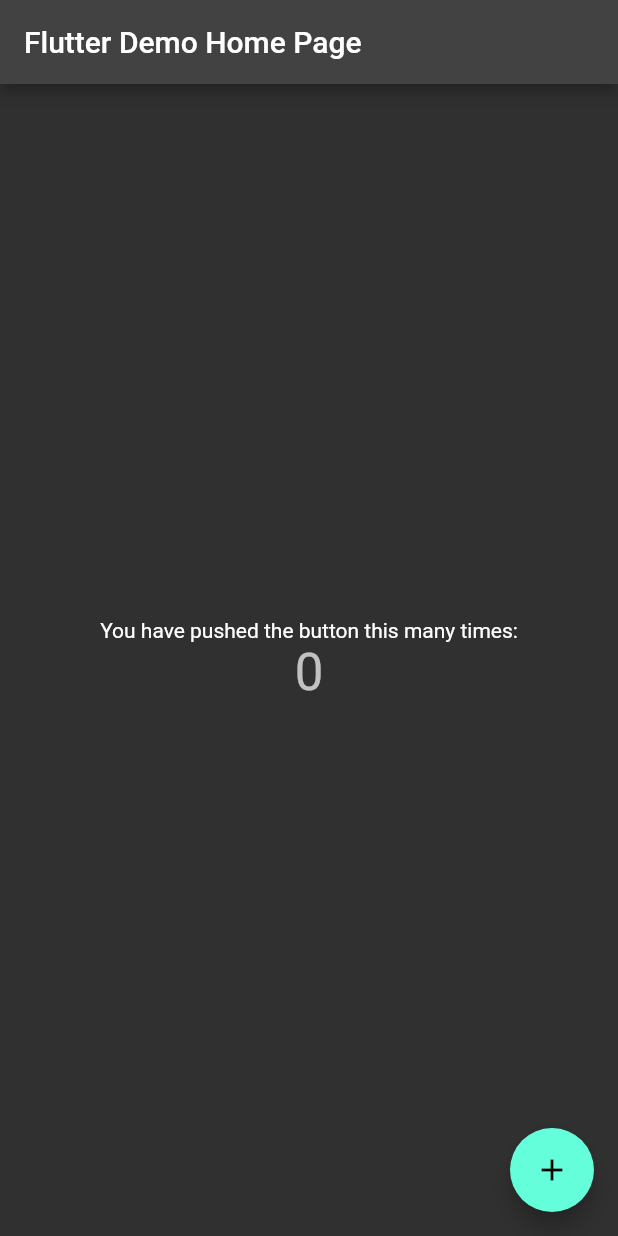
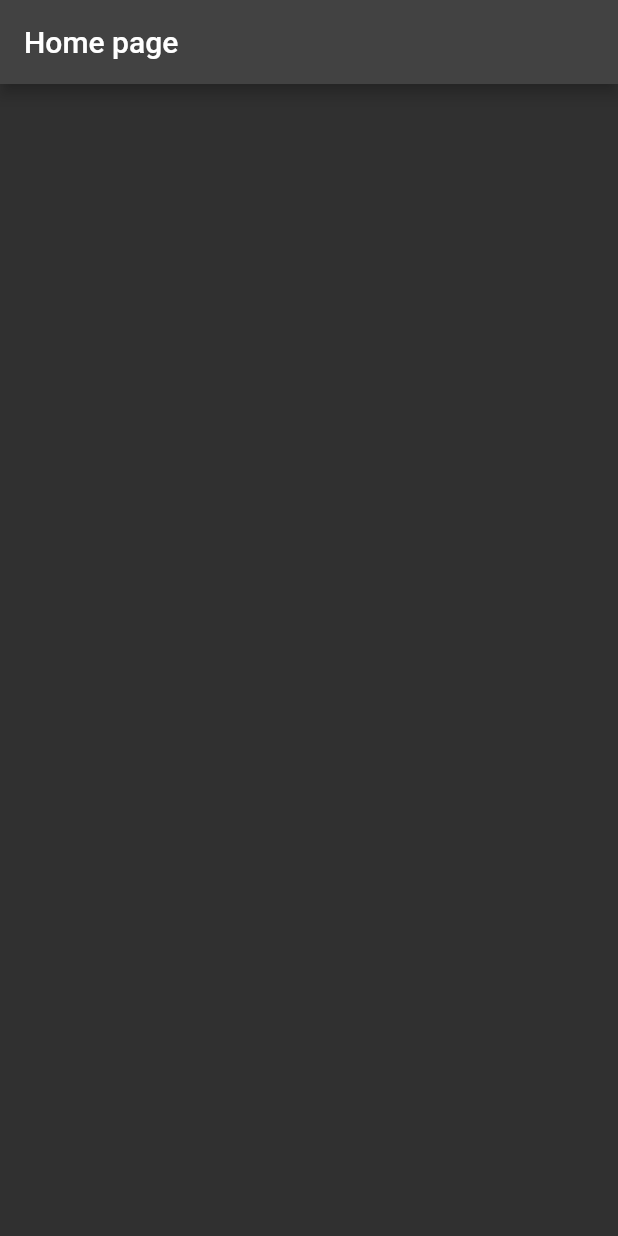
Before and after one commit to deniell/instagram_clone_app, a Flutter app: the screen it shows after launch, on a phone screen of 412 x 824 dp. Run offline on Flutter 3.47's test engine with Material 2 defaults, Android fonts, the phone set to English and light mode, and no system bars; our stand-ins replace firebase_core; accounts and stored records are empty; generated files the repository leaves out were written again.

```diff
--- a/lib/main.dart
+++ b/lib/main.dart
@@ -28,92 +28,20 @@ class InstagramCloneApp extends StatelessWidget {
       ),
       themeMode: ThemeMode.dark,
       debugShowCheckedModeBanner: false,
-      home: const MyHomePage(title: 'Flutter Demo Home Page'),
+      home: const HomePage(),
     );
   }
 }
 
-class MyHomePage extends StatefulWidget {
-  const MyHomePage({super.key, required this.title});
-
-  // This widget is the home page of your application. It is stateful, meaning
-  // that it has a State object (defined below) that contains fields that affect
-  // how it looks.
-
-  // This class is the configuration for the state. It holds the values (in this
-  // case the title) provided by the parent (in this case the App widget) and
-  // used by the build method of the State. Fields in a Widget subclass are
-  // always marked "final".
-
-  final String title;
-
-  @override
-  State<MyHomePage> createState() => _MyHomePageState();
-}
-
-class _MyHomePageState extends State<MyHomePage> {
-  int _counter = 0;
-
-  void _incrementCounter() {
-    setState(() {
-      // This call to setState tells the Flutter framework that something has
-      // changed in this State, which causes it to rerun the build method below
-      // so that the display can reflect the updated values. If we changed
-      // _counter without calling setState(), then the build method would not be
-      // called again, and so nothing would appear to happen.
-      _counter++;
-    });
-  }
+class HomePage extends StatelessWidget {
+  const HomePage({super.key});
 
   @override
   Widget build(BuildContext context) {
-    // This method is rerun every time setState is called, for instance as done
-    // by the _incrementCounter method above.
-    //
-    // The Flutter framework has been optimized to make rerunning build methods
-    // fast, so that you can just rebuild anything that needs updating rather
-    // than having to individually change instances of widgets.
     return Scaffold(
       appBar: AppBar(
-        // Here we take the value from the MyHomePage object that was created by
-        // the App.build method, and use it to set our appbar title.
-        title: Text(widget.title),
+        title: const Text('Home page'),
       ),
-      body: Center(
-        // Center is a layout widget. It takes a single child and positions it
-        // in the middle of the parent.
-        child: Column(
-          // Column is also a layout widget. It takes a list of children and
-          // arranges them vertically. By default, it sizes itself to fit its
-          // children horizontally, and tries to be as tall as its parent.
-          //
-          // Invoke "debug painting" (press "p" in the console, choose the
-          // "Toggle Debug Paint" action from the Flutter Inspector in Android
-          // Studio, or the "Toggle Debug Paint" command in Visual Studio Code)
-          // to see the wireframe for each widget.
-          //
-          // Column has various properties to control how it sizes itself and
-          // how it positions its children. Here we use mainAxisAlignment to
-          // center the children vertically; the main axis here is the vertical
-          // axis because Columns are vertical (the cross axis would be
-          // horizontal).
-          mainAxisAlignment: MainAxisAlignment.center,
-          children: <Widget>[
-            const Text(
-              'You have pushed the button this many times:',
-            ),
-            Text(
-              '$_counter',
-              style: Theme.of(context).textTheme.headlineMedium,
-            ),
-          ],
-        ),
-      ),
-      floatingActionButton: FloatingActionButton(
-        onPressed: _incrementCounter,
-        tooltip: 'Increment',
-        child: const Icon(Icons.add),
-      ), // This trailing comma makes auto-formatting nicer for build methods.
     );
   }
 }
```
Also changed, not shown: pubspec.yaml (+18 -0 lines), pubspec.lock.
